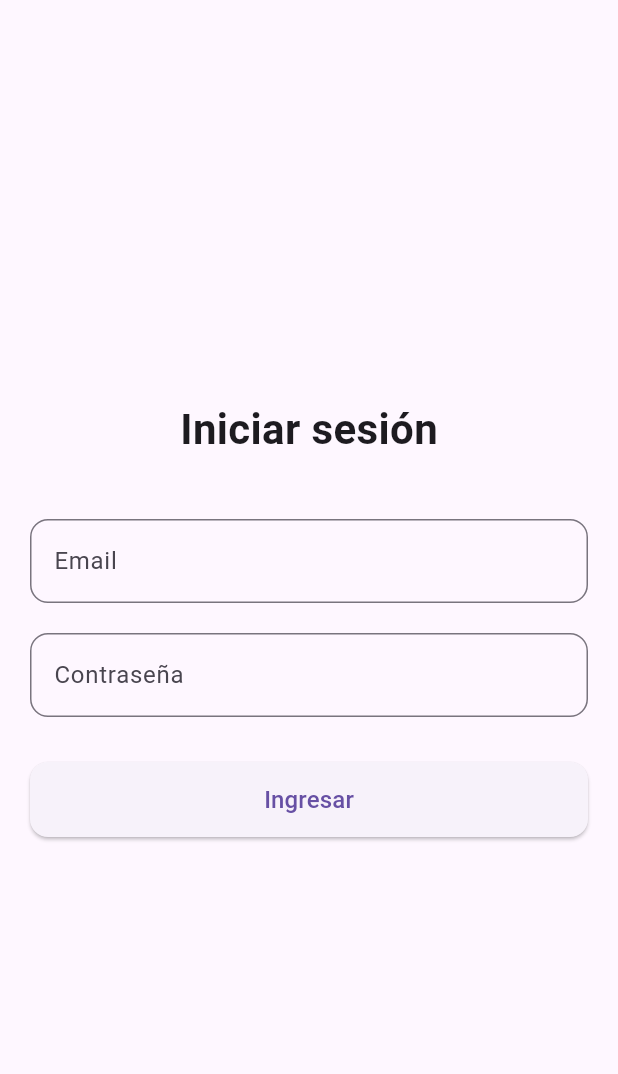
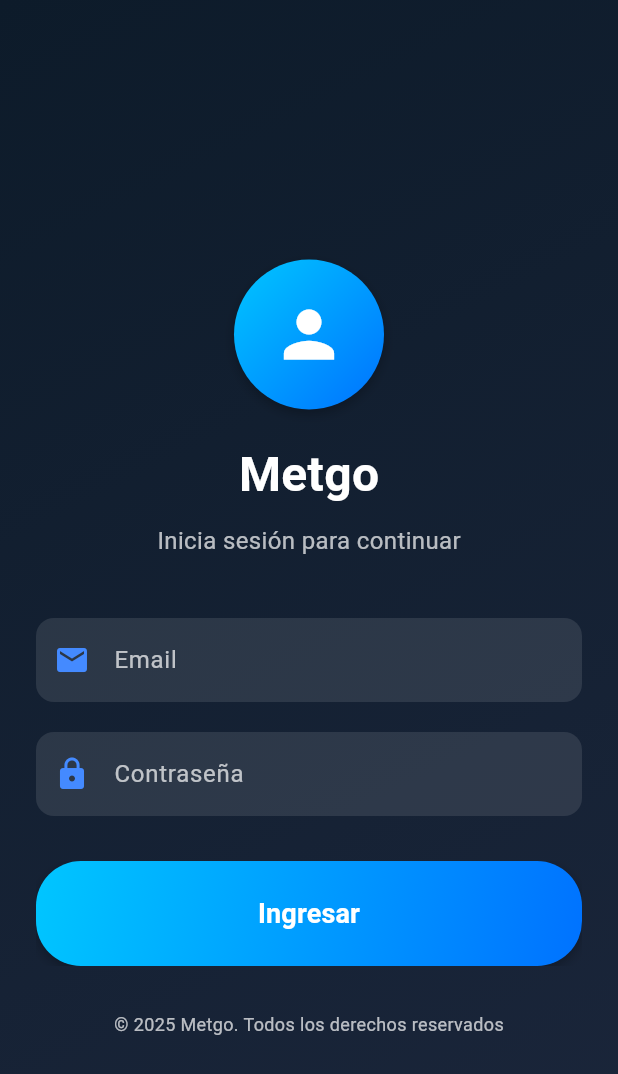
Before and after one commit to IsmaelPrado/MetGo, a Flutter app: the screen it shows after launch, on a phone screen of 412 x 824 dp. Shown: the top 1074 px of the screen. Run offline on Flutter 3.47's test engine with Material 3 defaults, Android fonts, the phone set to English and light mode, and no system bars; our stand-ins replace shared_preferences.

Commit message:
Se agrego diseño a la login screen

```diff
--- a/lib/presentation/screens/login_screen.dart
+++ b/lib/presentation/screens/login_screen.dart
@@ -20,27 +20,81 @@ class _LoginScreenState extends State<LoginScreen> {
   @override
   Widget build(BuildContext context) {
     return Scaffold(
-      body: Padding(
-        padding: const EdgeInsets.all(20),
-        child: Form(
-          key: _formKey,
+      body: Stack(
+        children: [
+          // Fondo degradado
+          Container(
+            decoration: const BoxDecoration(
+              gradient: LinearGradient(
+                colors: [Color(0xFF0D1B2A), Color(0xFF1B263B)],
+                begin: Alignment.topLeft,
+                end: Alignment.bottomRight,
+              ),
+            ),
+          ),
+          SafeArea(
+            child: Center(
+              child: SingleChildScrollView(
+                padding: const EdgeInsets.symmetric(horizontal: 24),
                 child: Column(
                   mainAxisAlignment: MainAxisAlignment.center,
                   children: [
+                    const SizedBox(height: 40),
+                    // Círculo con icono usuario
+                    Container(
+                      width: 100,
+                      height: 100,
+                      decoration: BoxDecoration(
+                        shape: BoxShape.circle,
+                        gradient: const LinearGradient(
+                          colors: [Color(0xFF00C6FF), Color(0xFF0072FF)],
+                          begin: Alignment.topLeft,
+                          end: Alignment.bottomRight,
+                        ),
+                        boxShadow: const [
+                          BoxShadow(
+                            color: Colors.black26,
+                            blurRadius: 6,
+                            offset: Offset(0, 3),
+                          ),
+                        ],
+                      ),
+                      child: const Icon(
+                        Icons.person,
+                        size: 50,
+                        color: Colors.white,
+                      ),
+                    ),
+                    const SizedBox(height: 20),
                     const Text(
-                'Iniciar sesión',
-                style: TextStyle(fontSize: 28, fontWeight: FontWeight.bold),
+                      "Metgo",
+                      style: TextStyle(
+                        fontSize: 32,
+                        fontWeight: FontWeight.bold,
+                        color: Colors.white,
+                      ),
+                    ),
+                    const SizedBox(height: 10),
+                    const Text(
+                      "Inicia sesión para continuar",
+                      style: TextStyle(fontSize: 16, color: Colors.white70),
                     ),
                     const SizedBox(height: 40),
+                    Form(
+                      key: _formKey,
+                      child: Column(
+                        children: [
                           CustomTextField(
                             controller: _emailController,
                             label: 'Email',
+                            icon: Icons.email,
                             validator: Validators.email,
                           ),
                           const SizedBox(height: 20),
                           CustomTextField(
                             controller: _passwordController,
                             label: 'Contraseña',
+                            icon: Icons.lock,
                             obscureText: true,
                             validator: Validators.password,
                           ),
@@ -60,6 +114,17 @@ class _LoginScreenState extends State<LoginScreen> {
                         ],
                       ),
                     ),
+                    const SizedBox(height: 30),
+                    const Text(
+                      "© 2025 Metgo. Todos los derechos reservados",
+                      style: TextStyle(color: Colors.white70, fontSize: 12),
+                    ),
+                  ],
+                ),
+              ),
+            ),
+          ),
+        ],
       ),
     );
   }
--- a/lib/presentation/widgets/custom_button.dart
+++ b/lib/presentation/widgets/custom_button.dart
@@ -4,17 +4,54 @@ class CustomButton extends StatelessWidget {
   final String text;
   final VoidCallback onPressed;
 
-  const CustomButton({super.key, required this.text, required this.onPressed});
+  const CustomButton({
+    super.key,
+    required this.text,
+    required this.onPressed,
+  });
 
   @override
   Widget build(BuildContext context) {
     return ElevatedButton(
       style: ElevatedButton.styleFrom(
-        minimumSize: const Size(double.infinity, 50),
-        shape: RoundedRectangleBorder(borderRadius: BorderRadius.circular(12)),
+        padding: EdgeInsets.zero, // 🔹 eliminamos padding para no afectar el tamaño
+        shape: RoundedRectangleBorder(
+          borderRadius: BorderRadius.circular(30),
+        ),
+        backgroundColor: Colors.transparent,
+        elevation: 0,
+        minimumSize: const Size(double.infinity, 70), // 🔹 define tamaño mínimo
       ),
       onPressed: onPressed,
-      child: Text(text, style: const TextStyle(fontSize: 16)),
+      child: Ink(
+        decoration: BoxDecoration(
+          gradient: const LinearGradient(
+            colors: [Color(0xFF00C6FF), Color(0xFF0072FF)],
+            begin: Alignment.topLeft,
+            end: Alignment.bottomRight,
+          ),
+          borderRadius: BorderRadius.circular(30),
+          boxShadow: const [
+            BoxShadow(
+              color: Colors.black26,
+              blurRadius: 6,
+              offset: Offset(0, 3),
+            ),
+          ],
+        ),
+        child: Container(
+          height: 70, // 🔹 altura del área azul
+          alignment: Alignment.center,
+          child: Text(
+            text,
+            style: const TextStyle(
+              fontSize: 18,
+              color: Colors.white,
+              fontWeight: FontWeight.bold,
+            ),
+          ),
+        ),
+      ),
     );
   }
 }
--- a/lib/presentation/widgets/custom_text_field.dart
+++ b/lib/presentation/widgets/custom_text_field.dart
@@ -4,12 +4,14 @@ class CustomTextField extends StatelessWidget {
   final TextEditingController controller;
   final String label;
   final bool obscureText;
+  final IconData icon;
   final String? Function(String?)? validator;
 
   const CustomTextField({
     super.key,
     required this.controller,
     required this.label,
+    required this.icon,
     this.obscureText = false,
     this.validator,
   });
@@ -20,9 +22,17 @@ class CustomTextField extends StatelessWidget {
       controller: controller,
       obscureText: obscureText,
       decoration: InputDecoration(
+        prefixIcon: Icon(icon, color: Colors.blueAccent),
         labelText: label,
-        border: OutlineInputBorder(borderRadius: BorderRadius.circular(12)),
+        labelStyle: const TextStyle(color: Colors.white70),
+        filled: true,
+        fillColor: Colors.white.withOpacity(0.1),
+        border: OutlineInputBorder(
+          borderRadius: BorderRadius.circular(12),
+          borderSide: BorderSide.none,
+        ),
       ),
+      style: const TextStyle(color: Colors.white),
       validator: validator,
     );
   }
```
Lines whose indentation alone changed are shown as unchanged.
